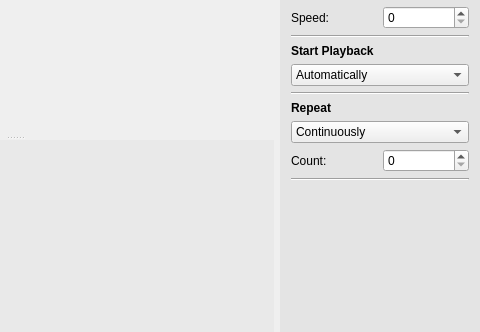
This is PatternPaint/mainwindow.ui in Blinkinlabs/PatternPaint as Qt 5 draws it before an edit; both pictures show x 400 to 880 and y 122 to 454 of the 880 by 454 pixel window. The edited form follows.
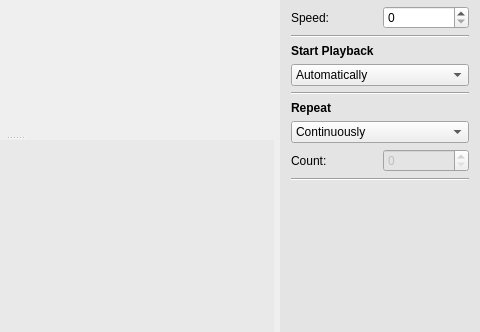
This is the edited form. Icons and pictures are not drawn. Custom widgets are drawn as their Qt base class.

```diff
--- a/PatternPaint/mainwindow.ui
+++ b/PatternPaint/mainwindow.ui
@@ -554,7 +554,11 @@
            </widget>
           </item>
           <item row="0" column="1">
-           <widget class="QSpinBox" name="spinBox"/>
+           <widget class="QSpinBox" name="spinBox">
+            <property name="enabled">
+             <bool>false</bool>
+            </property>
+           </widget>
           </item>
          </layout>
         </widget>
```
Left out of the diff: 10 changed lines with no effect on the pictures.
